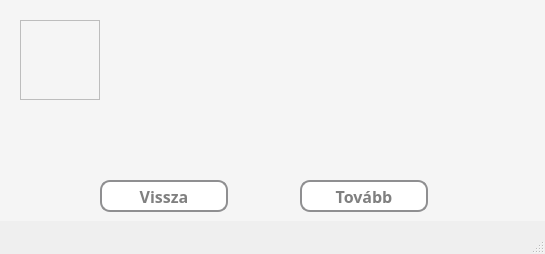
First picture: the form in src/main/resources/ui/default/gameModeInfo.ui, repository pkristof1999/Szakdolgozat, before the edit.
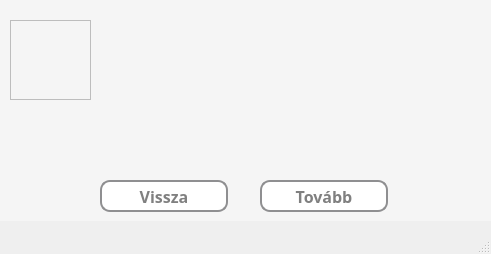
Second picture: the form after the edit.

Commit message: Játékmód informácós ablak módosítása.

```diff
--- a/src/main/resources/ui/default/gameModeInfo.ui
+++ b/src/main/resources/ui/default/gameModeInfo.ui
@@ -6,7 +6,7 @@
    <rect>
     <x>0</x>
     <y>0</y>
-    <width>545</width>
+    <width>491</width>
     <height>254</height>
    </rect>
   </property>
@@ -25,7 +25,7 @@
      <rect>
       <x>0</x>
       <y>0</y>
-      <width>551</width>
+      <width>491</width>
       <height>221</height>
      </rect>
     </property>
@@ -39,7 +39,7 @@
     <widget class="QPushButton" name="nextButton">
      <property name="geometry">
       <rect>
-       <x>300</x>
+       <x>260</x>
        <y>180</y>
        <width>128</width>
        <height>32</height>
@@ -110,8 +110,8 @@
       <rect>
        <x>110</x>
        <y>20</y>
-       <width>411</width>
-       <height>131</height>
+       <width>361</width>
+       <height>141</height>
       </rect>
      </property>
      <property name="font">
@@ -149,9 +149,9 @@
     <widget class="QFrame" name="infoFrame">
      <property name="geometry">
       <rect>
-       <x>20</x>
+       <x>10</x>
        <y>20</y>
-       <width>80</width>
+       <width>81</width>
        <height>80</height>
       </rect>
      </property>
```
